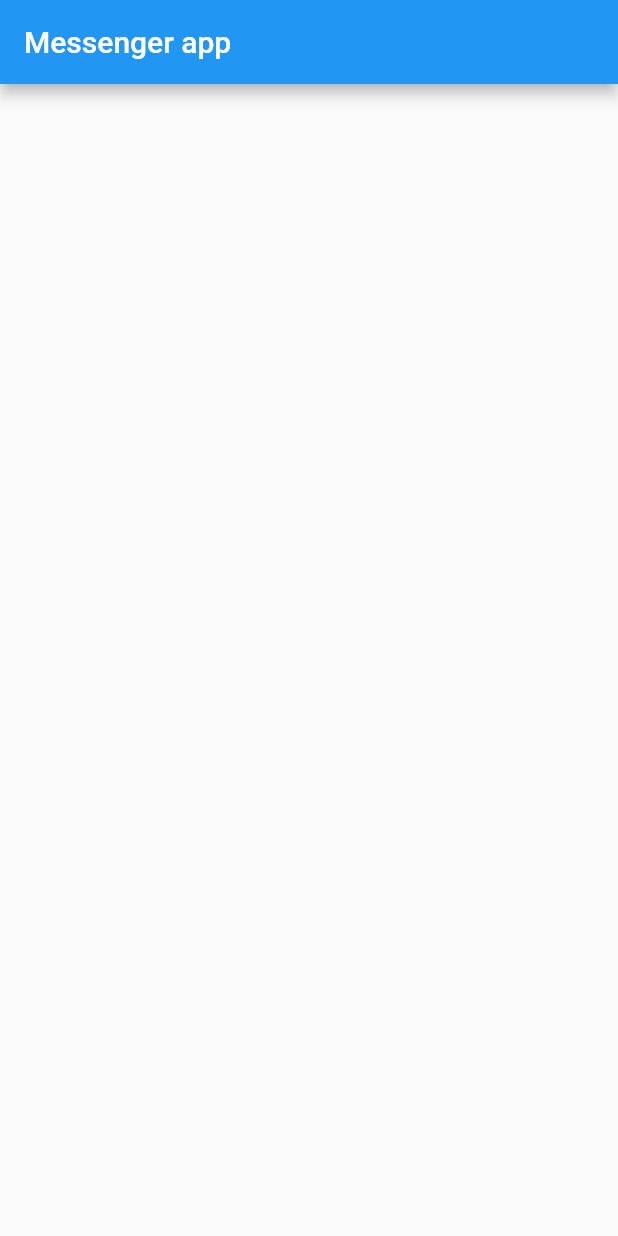
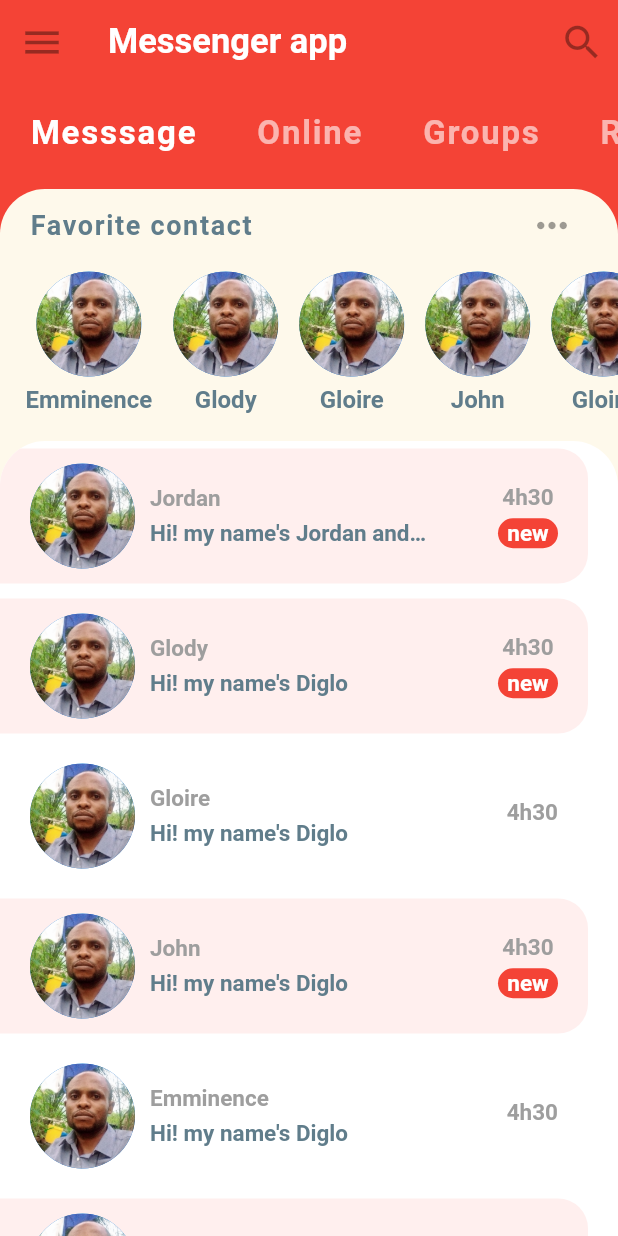
Before and after one commit to jordanmosongo/chat_ui_challenge, a Flutter app: the screen it shows after launch, on a phone screen of 412 x 824 dp. Run offline on Flutter 3.47's test engine with Material 2 defaults, Android fonts, the phone set to English and light mode, and no system bars.

Commit message:
feat : end of home screen

```diff
--- a/lib/main.dart
+++ b/lib/main.dart
@@ -1,9 +1,17 @@
 import 'package:flutter/material.dart';
 import 'package:messenger_ui/screens/home.dart';
 
-void main() {
-  runApp(new MaterialApp(
-    title: 'messenger ui',
-    home: new Home(),
-  ));
+void main() => runApp(MyApp());
+
+class MyApp extends StatelessWidget {
+  @override
+  Widget build(BuildContext context) {
+    return MaterialApp(
+      title: 'chat ui challenge',
+      debugShowCheckedModeBanner: false,
+      theme:
+          ThemeData(primaryColor: Colors.red, accentColor: Color(0xFFFEF9EB)),
+      home: Home(),
+    );
+  }
 }
--- a/lib/models/message_model.dart
+++ b/lib/models/message_model.dart
@@ -15,17 +15,29 @@ class User {
 }
 
 //Create the current user
-final User currentUser = new User(1, 'Jordan', 'assets/images/second.jpg');
+final User currentUser = new User(1, 'Jordan', 'images/third.jpg');
 //Some dummy users
-final User emminence = new User(2, 'Emminence', 'assets/images/third.jpg');
-final User glody = new User(2, 'Glody', 'assets/images/third.jpg');
-final User gloire = new User(2, 'Gloire', 'assets/images/third.jpg');
-final User john = new User(2, 'John', 'assets/images/third.jpg');
+final User emminence = new User(2, 'Emminence', 'images/third.jpg');
+final User glody = new User(3, 'Glody', 'images/third.jpg');
+final User gloire = new User(4, 'Gloire', 'images/third.jpg');
+final User john = new User(5, 'John', 'images/third.jpg');
+
+List<User> favorites = [emminence, glody, gloire, john, gloire, emminence];
 
 //Some messges as chats on home screen
 List<Message> chats = [
-  Message(currentUser, '4h30', 'Hi! my name\'s Jordan', false, true),
+  Message(
+      currentUser,
+      '4h30',
+      'Hi! my name\'s Jordan and I am the one who will change this country',
+      false,
+      true),
+  Message(glody, '4h30', 'Hi! my name\'s Diglo', false, true),
+  Message(gloire, '4h30', 'Hi! my name\'s Diglo', false, false),
+  Message(john, '4h30', 'Hi! my name\'s Diglo', false, true),
+  Message(emminence, '4h30', 'Hi! my name\'s Diglo', false, false),
   Message(glody, '4h30', 'Hi! my name\'s Diglo', false, true),
   Message(gloire, '4h30', 'Hi! my name\'s Diglo', false, true),
   Message(john, '4h30', 'Hi! my name\'s Diglo', false, true),
+  Message(emminence, '4h30', 'Hi! my name\'s Diglo', false, true),
 ];
--- /dev/null
+++ b/lib/screens/chat.dart
@@ -0,0 +1,16 @@
+import 'package:flutter/material.dart';
+import 'package:messenger_ui/models/message_model.dart';
+
+class Chat extends StatefulWidget {
+  late final User user;
+  Chat(this.user);
+  @override
+  _ChatState createState() => _ChatState();
+}
+
+class _ChatState extends State<Chat> {
+  @override
+  Widget build(BuildContext context) {
+    return Scaffold();
+  }
+}
--- a/lib/screens/home.dart
+++ b/lib/screens/home.dart
@@ -1,4 +1,8 @@
 import 'package:flutter/material.dart';
+import 'package:messenger_ui/models/message_model.dart';
+import 'package:messenger_ui/wigdets/category_selector.dart';
+import 'package:messenger_ui/wigdets/favorirte_contact.dart';
+import 'package:messenger_ui/wigdets/recentChats.dart';
 
 class Home extends StatefulWidget {
   @override
@@ -10,13 +14,44 @@ class Home extends StatefulWidget {
 class HomeState extends State<Home> {
   @override
   Widget build(BuildContext context) {
-    return new Scaffold(
-      appBar: new AppBar(
-        backgroundColor: Colors.blue,
-        title: new Text(
+    return Scaffold(
+      backgroundColor: Theme.of(context).primaryColor,
+      appBar: AppBar(
+        leading: IconButton(
+          icon: Icon(Icons.menu),
+          onPressed: null,
+          color: Colors.white,
+          iconSize: 30.0,
+        ),
+        title: Text(
           'Messenger app',
-          style: TextStyle(color: Colors.white),
+          style: TextStyle(
+              color: Colors.white, fontSize: 23, fontWeight: FontWeight.bold),
         ),
+        elevation: 0.0,
+        actions: <Widget>[
+          IconButton(
+              onPressed: null,
+              icon: Icon(Icons.search),
+              iconSize: 30.0,
+              color: Colors.white)
+        ],
+      ),
+      body: Column(
+        children: <Widget>[
+          CategorySelector(),
+          Expanded(
+              child: Container(
+            decoration: BoxDecoration(
+                color: Theme.of(context).accentColor,
+                borderRadius: BorderRadius.only(
+                    topLeft: Radius.circular(30.0),
+                    topRight: Radius.circular(30.0))),
+            child: Column(
+              children: <Widget>[FavoriteContact(), RecentChats()],
+            ),
+          ))
+        ],
       ),
     );
   }
--- /dev/null
+++ b/lib/wigdets/category_selector.dart
@@ -0,0 +1,40 @@
+import 'package:flutter/material.dart';
+
+class CategorySelector extends StatefulWidget {
+  @override
+  _CategorySelectorState createState() => _CategorySelectorState();
+}
+
+class _CategorySelectorState extends State<CategorySelector> {
+  int selectedIndex = 0;
+  final List<String> categories = ['Messsage', 'Online', 'Groups', 'Requests'];
+  @override
+  Widget build(BuildContext context) {
+    return Container(
+      height: 70.0,
+      color: Theme.of(context).primaryColor,
+      child: ListView.builder(
+          scrollDirection: Axis.horizontal,
+          itemCount: categories.length,
+          itemBuilder: (context, index) {
+            return GestureDetector(
+                onTap: () => setState(() => selectedIndex = index),
+                child: Padding(
+                  padding:
+                      EdgeInsets.symmetric(horizontal: 20.0, vertical: 20.0),
+                  child: Text(
+                    categories[index],
+                    style: TextStyle(
+                      color: index == selectedIndex
+                          ? Colors.white
+                          : Colors.white60,
+                      fontSize: 22.0,
+                      fontWeight: FontWeight.bold,
+                      letterSpacing: 1.2,
+                    ),
+                  ),
+                ));
+          }),
+    );
+  }
+}
--- /dev/null
+++ b/lib/wigdets/favorirte_contact.dart
@@ -0,0 +1,69 @@
+import 'package:flutter/material.dart';
+import 'package:messenger_ui/models/message_model.dart';
+import 'package:messenger_ui/screens/chat.dart';
+
+class FavoriteContact extends StatelessWidget {
+  @override
+  Widget build(BuildContext context) {
+    return Column(
+      children: [
+        Padding(
+            padding: EdgeInsets.symmetric(horizontal: 20.0),
+            child: Row(
+              mainAxisAlignment: MainAxisAlignment.spaceBetween,
+              children: <Widget>[
+                Text('Favorite contact',
+                    style: TextStyle(
+                        color: Colors.blueGrey,
+                        fontSize: 18.0,
+                        fontWeight: FontWeight.bold,
+                        letterSpacing: 1.1)),
+                IconButton(
+                  onPressed: null,
+                  icon: Icon(Icons.more_horiz),
+                  iconSize: 30.0,
+                  color: Colors.blueGrey,
+                )
+              ],
+            )),
+        Container(
+          height: 120.0,
+          child: ListView.builder(
+              scrollDirection: Axis.horizontal,
+              padding: EdgeInsets.only(left: 10.0),
+              itemCount: favorites.length,
+              itemBuilder: (BuildContext context, int index) {
+                return GestureDetector(
+                  onTap: () => Navigator.push(
+                      context,
+                      MaterialPageRoute(
+                          builder: (_) => Chat(favorites[index]))),
+                  child: Padding(
+                    padding: EdgeInsets.all(7.0),
+                    child: Column(
+                      children: <Widget>[
+                        CircleAvatar(
+                          radius: 35.0,
+                          backgroundImage:
+                              AssetImage(favorites[index].imageUrl),
+                        ),
+                        SizedBox(
+                          height: 6.0,
+                        ),
+                        Text(
+                          favorites[index].name,
+                          style: TextStyle(
+                              color: Colors.blueGrey,
+                              fontSize: 16.0,
+                              fontWeight: FontWeight.w600),
+                        )
+                      ],
+                    ),
+                  ),
+                );
+              }),
+        )
+      ],
+    );
+  }
+}
--- /dev/null
+++ b/lib/wigdets/recentChats.dart
@@ -0,0 +1,117 @@
+import 'package:flutter/material.dart';
+import 'package:messenger_ui/models/message_model.dart';
+import 'package:messenger_ui/screens/chat.dart';
+
+class RecentChats extends StatelessWidget {
+  @override
+  Widget build(BuildContext context) {
+    return Expanded(
+        child: Container(
+      height: 100.0,
+      decoration: BoxDecoration(
+          color: Colors.white,
+          borderRadius: BorderRadius.only(
+              topLeft: Radius.circular(30.0), topRight: Radius.circular(30.0))),
+      child: ClipRRect(
+        borderRadius: BorderRadius.only(
+            topLeft: Radius.circular(30.0), topRight: Radius.circular(30.0)),
+        child: ListView.builder(
+            itemCount: chats.length,
+            itemBuilder: (BuildContext context, index) {
+              final Message chat = chats[index];
+              return GestureDetector(
+                onTap: () => Navigator.push(
+                    context,
+                    MaterialPageRoute(
+                      builder: (_) => Chat(chat.sender),
+                    )),
+                child: Container(
+                  margin: EdgeInsets.only(top: 5.0, bottom: 5.0, right: 20.0),
+                  padding:
+                      EdgeInsets.symmetric(horizontal: 20.0, vertical: 10.0),
+                  decoration: BoxDecoration(
+                      color: chat.unread ? Color(0xFFFFEFEE) : Colors.white,
+                      borderRadius: BorderRadius.only(
+                          topRight: Radius.circular(20.0),
+                          bottomRight: Radius.circular(20.0))),
+                  child: Row(
+                    mainAxisAlignment: MainAxisAlignment.spaceBetween,
+                    children: <Widget>[
+                      Row(
+                        children: <Widget>[
+                          CircleAvatar(
+                            radius: 35.0,
+                            backgroundImage: AssetImage(chat.sender.imageUrl),
+                          ),
+                          SizedBox(
+                            width: 10.0,
+                          ),
+                          Column(
+                            crossAxisAlignment: CrossAxisAlignment.start,
+                            children: <Widget>[
+                              Text(
+                                chat.sender.name,
+                                style: TextStyle(
+                                    color: Colors.grey,
+                                    fontSize: 15.0,
+                                    fontWeight: FontWeight.bold),
+                              ),
+                              SizedBox(
+                                height: 5.0,
+                              ),
+                              Container(
+                                width: MediaQuery.of(context).size.width * 0.45,
+                                child: Text(
+                                  chat.text,
+                                  style: TextStyle(
+                                      color: Colors.blueGrey,
+                                      fontSize: 15.0,
+                                      fontWeight: FontWeight.w600),
+                                  overflow: TextOverflow.ellipsis,
+                                ),
+                              )
+                            ],
+                          ),
+                        ],
+                      ),
+                      Column(
+                        children: <Widget>[
+                          Text(
+                            chat.time,
+                            style: TextStyle(
+                                color: Colors.grey,
+                                fontSize: 15.0,
+                                fontWeight: FontWeight.bold),
+                          ),
+                          SizedBox(
+                            height: 5.0,
+                          ),
+                          chat.unread
+                              ? Container(
+                                  height: 20.0,
+                                  width: 40.0,
+                                  decoration: BoxDecoration(
+                                      color: Theme.of(context).primaryColor,
+                                      borderRadius: BorderRadius.all(
+                                          Radius.circular(30.0))),
+                                  alignment: Alignment.center,
+                                  child: Text(
+                                    'new',
+                                    style: TextStyle(
+                                        color: Colors.white,
+                                        fontSize: 15.0,
+                                        fontWeight: FontWeight.bold),
+                                  ),
+                                )
+                              : SizedBox.shrink()
+                        ],
+                      )
+                    ],
+                  ),
+                ),
+              );
+            }),
+      ),
+    ));
+  }
+}
```
